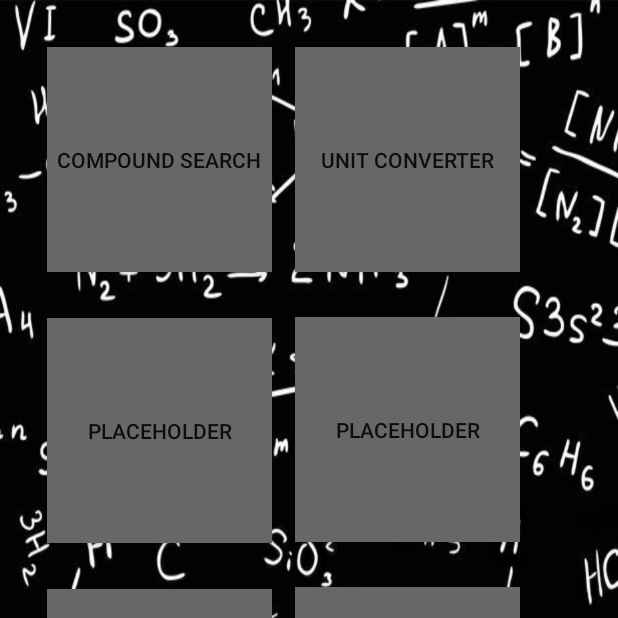
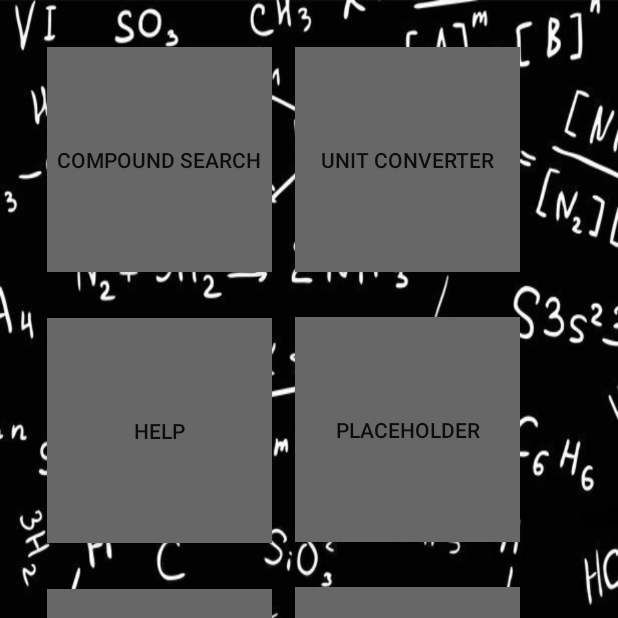
Before and after one commit to tayl/se-chemistry, an Android app: the MainActivity screen opened directly, with no data from a screen before it, on a phone screen of 412 x 824 dp, the top half of it. Run offline under Robolectric (Android 15) with nearby library versions, the phone set to English and light mode, and no system bars.

Commit message:
Added in "help" activity and button, changed background color.

```diff
--- a/ChemistryHandbook/app/src/main/AndroidManifest.xml
+++ b/ChemistryHandbook/app/src/main/AndroidManifest.xml
@@ -21,6 +21,8 @@
 
         <activity
             android:name=".ConversionActivity"/>
+        <activity
+            android:name=".HelpActivity"/>
 
         <activity android:name=".CompoundResults"
             android:label="@string/title_activity_main"
--- a/ChemistryHandbook/app/src/main/java/com/example/daniel/chemistryhandbook/MainActivity.java
+++ b/ChemistryHandbook/app/src/main/java/com/example/daniel/chemistryhandbook/MainActivity.java
@@ -23,4 +23,9 @@ public class MainActivity extends Activity {
         Intent intent = new Intent(this, CompoundResults.class);
         startActivity(intent);
     }
+
+    public void openHelpActivity(View v) {
+        Intent intent = new Intent(this, HelpActivity.class);
+        startActivity(intent);
+    }
 }
--- a/ChemistryHandbook/app/src/main/res/layout/activity_compound_results.xml
+++ b/ChemistryHandbook/app/src/main/res/layout/activity_compound_results.xml
@@ -5,7 +5,8 @@
     android:paddingLeft="@dimen/activity_horizontal_margin"
     android:paddingRight="@dimen/activity_horizontal_margin"
     android:paddingTop="@dimen/activity_vertical_margin"
-    tools:context="com.taylor.test.chemistry.CompoundResults">
+    tools:context="com.taylor.test.chemistry.CompoundResults"
+    android:background="#bbb3b3">
 
     <SearchView android:id="@+id/list_search" android:layout_width="wrap_content"
         android:layout_height="wrap_content" android:layout_alignParentEnd="true"
--- a/ChemistryHandbook/app/src/main/res/layout/activity_main.xml
+++ b/ChemistryHandbook/app/src/main/res/layout/activity_main.xml
@@ -47,13 +47,14 @@
             <Button
                 android:layout_width="wrap_content"
                 android:layout_height="wrap_content"
-                android:text="placeholder"
+                android:text="Help"
                 android:id="@+id/placeholder1"
                 android:layout_margin="15dp"
                 android:width="150dp"
                 android:height="150dp"
                 android:layout_below="@id/periodictable"
-                android:background="#676767" />
+                android:background="#676767"
+                android:onClick="openHelpActivity" />
             <Button
                 android:layout_width="wrap_content"
                 android:layout_height="wrap_content"
--- a/ChemistryHandbook/app/src/main/res/values/strings.xml
+++ b/ChemistryHandbook/app/src/main/res/values/strings.xml
@@ -10,6 +10,7 @@
     <string name="molar_mass">"Molar mass: "</string>
     <string name="unknown_compound">Not Listed/Unknown</string>
     <string name="compound_elements_header">Elements</string>
+    <string name="help_text">This is the help text, right now it does not offer much help</string>
 
     <string-array name="converstionTypes">
         <item>Area</item>
```
Also changed, not shown: ChemistryHandbook/app/src/main/java/com/example/daniel/chemistryhandbook/HelpActivity.java (added, +16 -0 lines), ChemistryHandbook/app/src/main/res/layout/activity_help.xml (added, +11 -0 lines).
